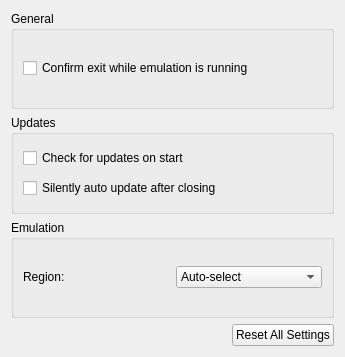
Before: the Qt Designer form src/citra_qt/configuration/configure_general.ui in PabloMK7/citra, drawn with Qt 5.
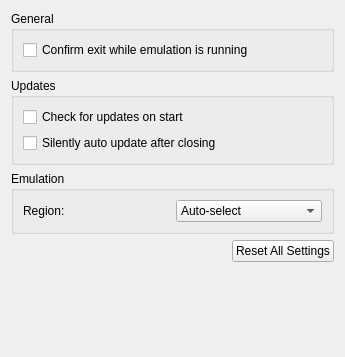
After: the same form once the commit is applied.

Patch:
```diff
--- a/src/citra_qt/configuration/configure_general.ui
+++ b/src/citra_qt/configuration/configure_general.ui
@@ -122,6 +122,19 @@
        </property>
       </widget>
      </item>
+     <item>
+      <spacer name="verticalSpacer">
+       <property name="orientation">
+        <enum>Qt::Vertical</enum>
+       </property>
+       <property name="sizeHint" stdset="0">
+        <size>
+         <width>20</width>
+         <height>40</height>
+        </size>
+       </property>
+      </spacer>
+     </item>
     </layout>
    </item>
   </layout>
```
